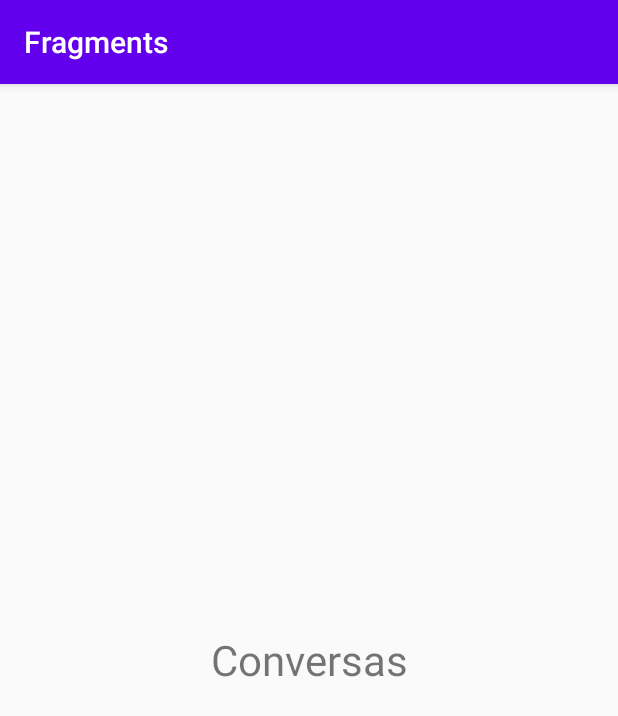
After one commit to leandro-gft/FragmentsApp, an Android app: the fragment ConversasFragment shown on its own in the app's theme, on a phone screen of 412 x 824 dp. The commit adds this screen. Shown: the top 716 px of the screen. Run offline under Robolectric (Android 15) with nearby library versions, the phone set to English and light mode, and no system bars.

Commit message:
Criados fragments Conversas e Contatos

```diff
--- a/app/build.gradle
+++ b/app/build.gradle
@@ -28,6 +28,7 @@ dependencies {
 
     implementation 'androidx.appcompat:appcompat:1.1.0'
     implementation 'androidx.constraintlayout:constraintlayout:1.1.3'
+    implementation 'androidx.legacy:legacy-support-v4:1.0.0'
     testImplementation 'junit:junit:4.12'
     androidTestImplementation 'androidx.test.ext:junit:1.1.1'
     androidTestImplementation 'androidx.test.espresso:espresso-core:3.2.0'
--- a/app/src/main/AndroidManifest.xml
+++ b/app/src/main/AndroidManifest.xml
@@ -9,7 +9,7 @@
         android:roundIcon="@mipmap/ic_launcher_round"
         android:supportsRtl="true"
         android:theme="@style/AppTheme">
-        <activity android:name=".MainActivity">
+        <activity android:name=".activity.MainActivity">
             <intent-filter>
                 <action android:name="android.intent.action.MAIN" />
 
--- /dev/null
+++ b/app/src/main/java/br/com/gft/fragments/fragment/ConversasFragment.java
@@ -0,0 +1,31 @@
+package br.com.gft.fragments.fragment;
+
+import android.os.Bundle;
+
+import androidx.fragment.app.Fragment;
+
+import android.view.LayoutInflater;
+import android.view.View;
+import android.view.ViewGroup;
+import android.widget.TextView;
+
+import br.com.gft.fragments.R;
+
+/**
+ * A simple {@link Fragment} subclass.
+ */
+public class ConversasFragment extends Fragment {
+
+    private TextView textConversa;
+
+    public ConversasFragment() {
+    }
+
+
+    @Override
+    public View onCreateView(LayoutInflater inflater, ViewGroup container,
+                             Bundle savedInstanceState) {
+        // Inflate the layout for this fragment
+        return inflater.inflate(R.layout.fragment_conversas, container, false);
+    }
+}
--- a/app/src/main/res/layout/activity_main.xml
+++ b/app/src/main/res/layout/activity_main.xml
@@ -4,7 +4,7 @@
     xmlns:tools="http://schemas.android.com/tools"
     android:layout_width="match_parent"
     android:layout_height="match_parent"
-    tools:context=".MainActivity">
+    tools:context=".activity.MainActivity">
 
     <androidx.constraintlayout.widget.Guideline
         android:id="@+id/guideline"
--- /dev/null
+++ b/app/src/main/res/layout/fragment_conversas.xml
@@ -0,0 +1,16 @@
+<?xml version="1.0" encoding="utf-8"?>
+<FrameLayout xmlns:android="http://schemas.android.com/apk/res/android"
+    xmlns:tools="http://schemas.android.com/tools"
+    android:layout_width="match_parent"
+    android:layout_height="match_parent"
+    tools:context=".fragment.ConversasFragment">
+
+    <TextView
+        android:id="@+id/textConversa"
+        android:layout_width="match_parent"
+        android:layout_height="match_parent"
+        android:textSize="28sp"
+        android:gravity="center"
+        android:text="Conversas" />
+
+</FrameLayout>
--- a/app/src/main/res/values/strings.xml
+++ b/app/src/main/res/values/strings.xml
@@ -1,3 +1,6 @@
 <resources>
     <string name="app_name">Fragments</string>
+
+    <!-- TODO: Remove or change this placeholder text -->
+    <string name="hello_blank_fragment">Hello blank fragment</string>
 </resources>
```
Also changed, not shown: app/src/main/java/br/com/gft/fragments/activity/MainActivity.java (renamed from app/src/main/java/br/com/gft/fragments/MainActivity.java, +6 -1 lines), app/src/main/java/br/com/gft/fragments/fragment/ContatosFragment.java (added, +29 -0 lines), app/src/main/res/layout/fragment_contatos.xml (added, +16 -0 lines).
